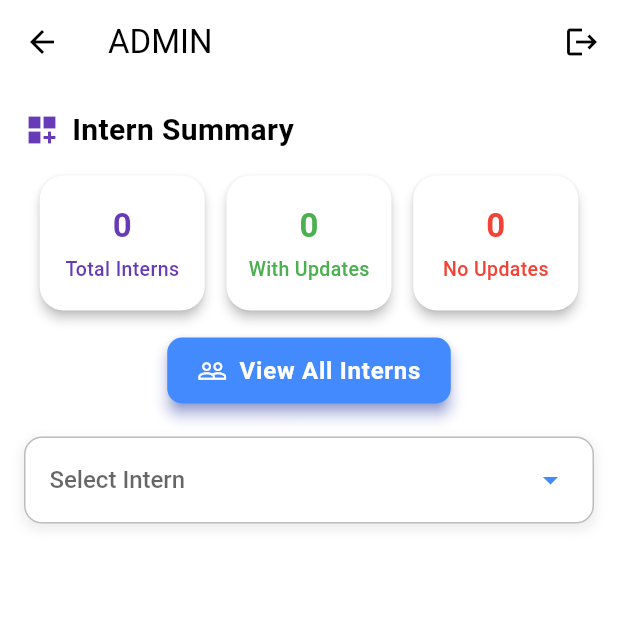
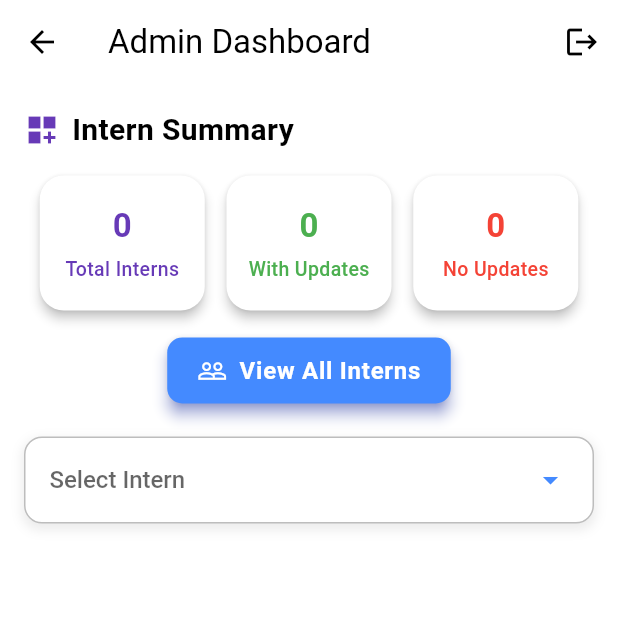
Before and after one commit to MaleeshaHe/internflow-app, a Flutter app: the AdminView screen opened directly, on a phone screen of 412 x 824 dp, the top half of it. Run offline on Flutter 3.47's test engine with Material 3 defaults, Android fonts, the phone set to English and light mode, and no system bars; our stand-ins replace cloud_firestore, firebase_auth, firebase_core, pie_chart, table_calendar; accounts and stored records are empty.

Commit message:
Update AdminView title to "Admin Dashboard" for clarity and consistency; modify work update detail page to display submission date instead of date.

```diff
--- a/lib/screens/home/admin_view.dart
+++ b/lib/screens/home/admin_view.dart
@@ -421,7 +421,7 @@ class _AdminViewState extends State<AdminView> {
   Widget build(BuildContext context) {
     return Scaffold(
       appBar: AppBar(
-        title: const Text("ADMIN"),
+        title: const Text("Admin Dashboard"),
         actions: [
           IconButton(
               icon: const Icon(Icons.logout),
--- a/lib/screens/home/work_update_detail_page.dart
+++ b/lib/screens/home/work_update_detail_page.dart
@@ -265,7 +265,7 @@ class _WorkUpdateDetailPageState extends State<WorkUpdateDetailPage> {
                         child: Column(
                           crossAxisAlignment: CrossAxisAlignment.start,
                           children: [
-                            Text("📅 $date",
+                            Text("📅 $submittedAt",
                                 style: const TextStyle(
                                     fontWeight: FontWeight.bold, fontSize: 16)),
                             const SizedBox(height: 8),
```
